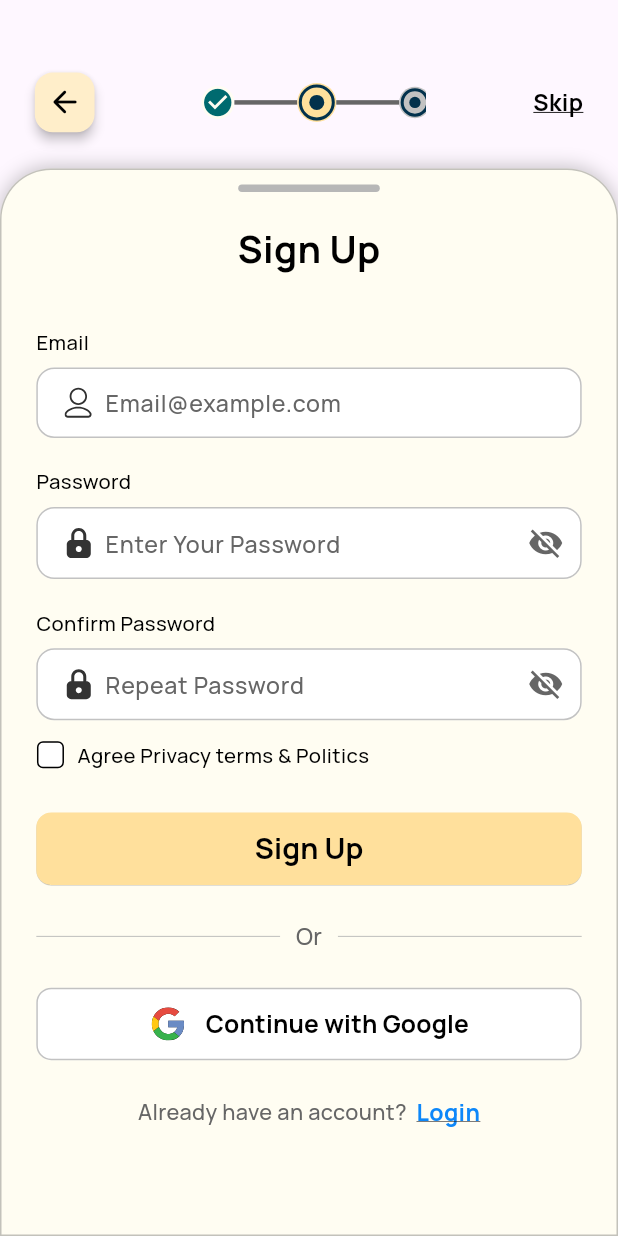
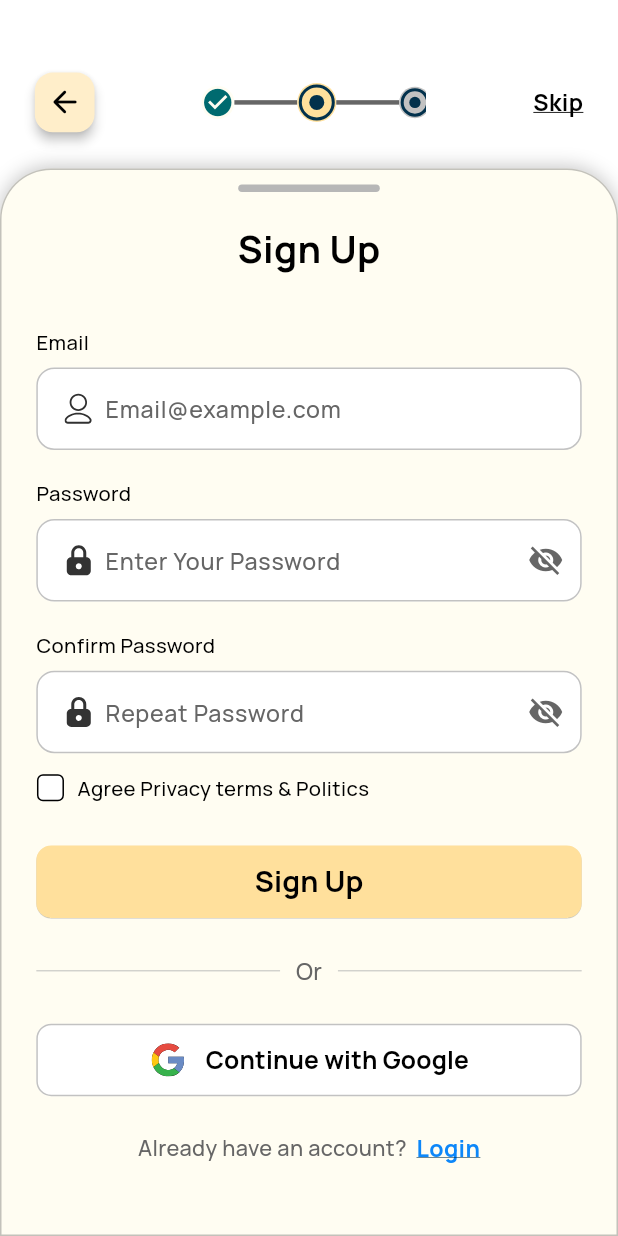
Before and after one commit to moayyad24/old_but_gold, a Flutter app: the SignUpScreen screen opened by its route, on a phone screen of 412 x 824 dp. Run offline on Flutter 3.47's test engine with Material 3 defaults, Android fonts, the phone set to English and light mode, and no system bars; our stand-ins replace dartz, device_preview, dio, flutter_bloc, flutter_screenutil, flutter_svg and 2 more; missing offline and left inert: adoptive_calendar, slang; accounts and stored records are empty; generated files the repository leaves out were written again.

Commit message:
implement theme class for the app

```diff
--- /dev/null
+++ b/lib/core/theme/app_theme.dart
@@ -0,0 +1,139 @@
+import 'package:flutter/material.dart';
+import 'app_colors.dart';
+import 'package:old_but_gold/i18n/strings.g.dart';
+
+class AppTheme {
+  AppLocale currentLocale = LocaleSettings.currentLocale;
+
+  ThemeData get defaultTheme => ThemeData(
+    useMaterial3: true,
+    scaffoldBackgroundColor: AppColors.whiteFFFFFF,
+    fontFamily: currentLocale == AppLocale.en ? 'Manrope' : 'Tajawal',
+    colorScheme: _colorScheme,
+    appBarTheme: _appBarTheme,
+    buttonTheme: _buttonTheme,
+    elevatedButtonTheme: _elevatedButtonTheme,
+    textTheme: _textTheme,
+    inputDecorationTheme: _inputDecorationTheme,
+    cardTheme: _cardTheme,
+    dividerTheme: _dividerTheme,
+  );
+
+  static ColorScheme get _colorScheme => ColorScheme(
+    brightness: Brightness.light,
+    primary: AppColors.green006A6F,
+    onPrimary: AppColors.whiteFFFFFF,
+    secondary: AppColors.blue0D87F9,
+    onSecondary: AppColors.whiteFFFFFF,
+    error: Colors.red[700]!,
+    onError: AppColors.whiteFFFFFF,
+    surface: AppColors.whiteFFFFFF,
+    onSurface: AppColors.darkBlue02314C,
+  );
+
+  static AppBarTheme get _appBarTheme => AppBarTheme(
+    backgroundColor: AppColors.whiteFFFFFF,
+    foregroundColor: AppColors.darkBlue02314C,
+    elevation: 0,
+    centerTitle: true,
+    iconTheme: const IconThemeData(color: AppColors.darkBlue02314C),
+    titleTextStyle: _textTheme.titleLarge?.copyWith(
+      fontWeight: FontWeight.w700,
+    ),
+  );
+
+  static ButtonThemeData get _buttonTheme => const ButtonThemeData(
+    buttonColor: AppColors.green006A6F,
+    padding: EdgeInsets.symmetric(vertical: 16, horizontal: 24),
+    shape: RoundedRectangleBorder(
+      borderRadius: BorderRadius.all(Radius.circular(12)),
+    ),
+  );
+
+  static ElevatedButtonThemeData get _elevatedButtonTheme =>
+      ElevatedButtonThemeData(
+        style: ElevatedButton.styleFrom(
+          backgroundColor: AppColors.mainFFE09C,
+          foregroundColor: AppColors.black,
+          shape: RoundedRectangleBorder(
+            borderRadius: BorderRadius.circular(10),
+          ),
+          elevation: 0.2,
+          shadowColor: AppColors.greyC2C2C2,
+        ),
+      );
+
+  static TextTheme get _textTheme => TextTheme(
+    displayLarge: const TextStyle(
+      fontSize: 32,
+      fontWeight: FontWeight.w800,
+      color: AppColors.darkBlue02314C,
+    ),
+    displayMedium: const TextStyle(
+      fontSize: 28,
+      fontWeight: FontWeight.w700,
+      color: AppColors.darkBlue02314C,
+    ),
+    titleLarge: const TextStyle(
+      fontSize: 22,
+      fontWeight: FontWeight.w600,
+      color: AppColors.darkBlue02314C,
+    ),
+    titleMedium: const TextStyle(
+      fontSize: 18,
+      fontWeight: FontWeight.w600,
+      color: AppColors.darkBlue02314C,
+    ),
+    bodyLarge: const TextStyle(
+      fontSize: 16,
+      fontWeight: FontWeight.w500,
+      color: AppColors.darkGrey666666,
+    ),
+    bodyMedium: TextStyle(
+      fontSize: 14,
+      fontWeight: FontWeight.w400,
+      color: AppColors.greyB7B7B7,
+    ),
+    labelLarge: const TextStyle(
+      fontSize: 16,
+      fontWeight: FontWeight.w600,
+      color: AppColors.whiteFFFFFF,
+    ),
+  );
+
+  static InputDecorationTheme get _inputDecorationTheme => InputDecorationTheme(
+    filled: true,
+    fillColor: AppColors.greyF8F8F8,
+    contentPadding: const EdgeInsets.all(16),
+    border: OutlineInputBorder(
+      borderRadius: BorderRadius.circular(12),
+      borderSide: BorderSide.none,
+    ),
+    enabledBorder: OutlineInputBorder(
+      borderRadius: BorderRadius.circular(12),
+      borderSide: BorderSide.none,
+    ),
+    focusedBorder: OutlineInputBorder(
+      borderRadius: BorderRadius.circular(12),
+      borderSide: const BorderSide(color: AppColors.blue2E8DFA, width: 1.5),
+    ),
+    errorBorder: OutlineInputBorder(
+      borderRadius: BorderRadius.circular(12),
+      borderSide: BorderSide(color: Colors.red[700]!, width: 1.5),
+    ),
+    hintStyle: TextStyle(color: AppColors.greyB7B7B7, fontSize: 14),
+  );
+
+  static CardTheme get _cardTheme => const CardTheme(
+    color: AppColors.whiteFFFFFF,
+    elevation: 2,
+    margin: EdgeInsets.zero,
+    shape: RoundedRectangleBorder(
+      borderRadius: BorderRadius.all(Radius.circular(16)),
+    ),
+    shadowColor: AppColors.greyC2C2C2,
+  );
+
+  static DividerThemeData get _dividerTheme =>
+      DividerThemeData(color: AppColors.greyF8F8F8, thickness: 1, space: 24);
+}
--- a/lib/old_but_gold.dart
+++ b/lib/old_but_gold.dart
@@ -4,6 +4,7 @@ import 'package:flutter_localizations/flutter_localizations.dart';
 import 'package:flutter_screenutil/flutter_screenutil.dart';
 import 'package:old_but_gold/core/helper/app_router.dart';
 import 'package:old_but_gold/core/theme/app_colors.dart';
+import 'package:old_but_gold/core/theme/app_theme.dart';
 import 'package:old_but_gold/i18n/strings.g.dart';
 
 class OldButGold extends StatelessWidget {
@@ -13,7 +14,6 @@ class OldButGold extends StatelessWidget {
   @override
   Widget build(BuildContext context) {
     Locale appLocale = TranslationProvider.of(context).flutterLocale;
-    AppLocale currentLocale = TranslationProvider.of(context).locale;
     SystemChrome.setSystemUIOverlayStyle(
       const SystemUiOverlayStyle(
         systemNavigationBarColor: AppColors.whiteFFFDF2,
@@ -29,10 +29,7 @@ class OldButGold extends StatelessWidget {
         locale: appLocale,
         supportedLocales: AppLocaleUtils.supportedLocales,
         localizationsDelegates: [...GlobalMaterialLocalizations.delegates],
-        theme: ThemeData(
-          fontFamily: currentLocale == AppLocale.en ? 'Manrope' : 'Tajawal',
-          colorScheme: ColorScheme.fromSeed(seedColor: Colors.deepPurple),
-        ),
+        theme: AppTheme().defaultTheme,
         onGenerateRoute: appRouter.generateRoute,
       ),
     );
```
